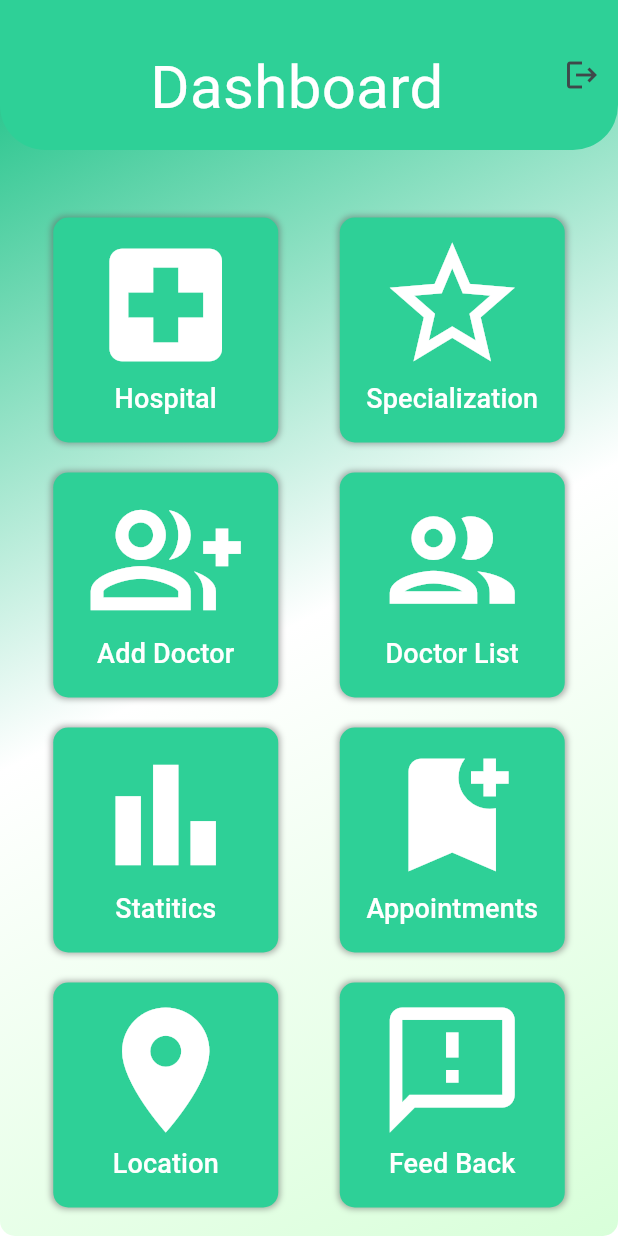
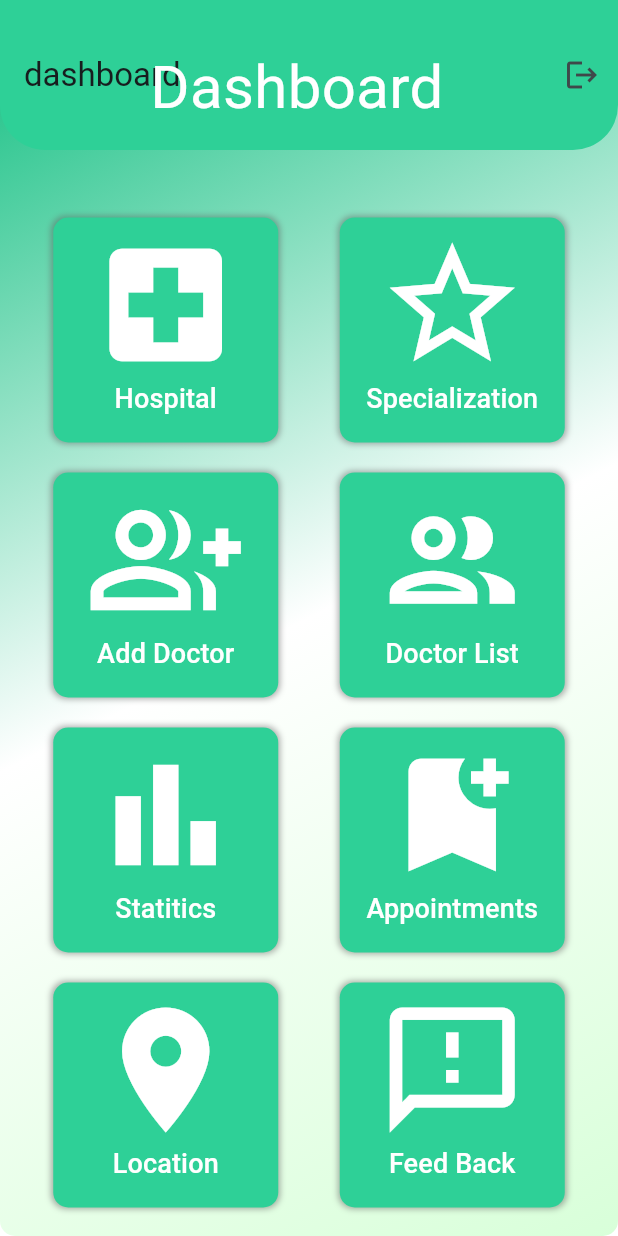
Before and after one commit to cybermindout/medimate, a Flutter app: the DashboardScreen screen opened directly, on a phone screen of 412 x 824 dp. Run offline on Flutter 3.47's test engine with Material 3 defaults, Android fonts, the phone set to English and light mode, and no system bars; our stand-ins replace carousel_slider, flutter_slidable, google_fonts, hive, hive_flutter, image_picker and 2 more; accounts and stored records are empty; network calls fail.

Commit message:
Hosting Week

```diff
--- a/lib/screens/Admin/admin_screen/dashboard/dashboard_screen.dart
+++ b/lib/screens/Admin/admin_screen/dashboard/dashboard_screen.dart
@@ -32,7 +32,7 @@
                       child: Stack(
                         children: <Widget>[
                           AppBar(
-                            title: Text(''),
+                            title: Text('dashboard'),
                             backgroundColor: Color.fromRGBO(46, 208, 151, 1),
                             toolbarHeight: 100,
                             shape: RoundedRectangleBorder(
```
